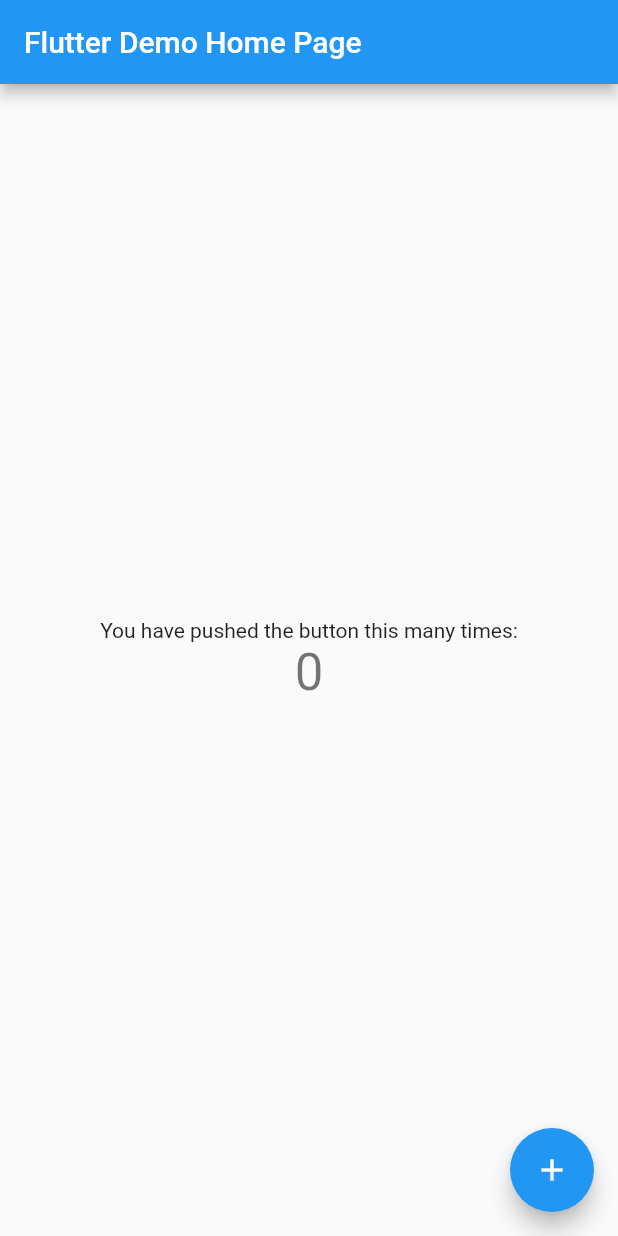
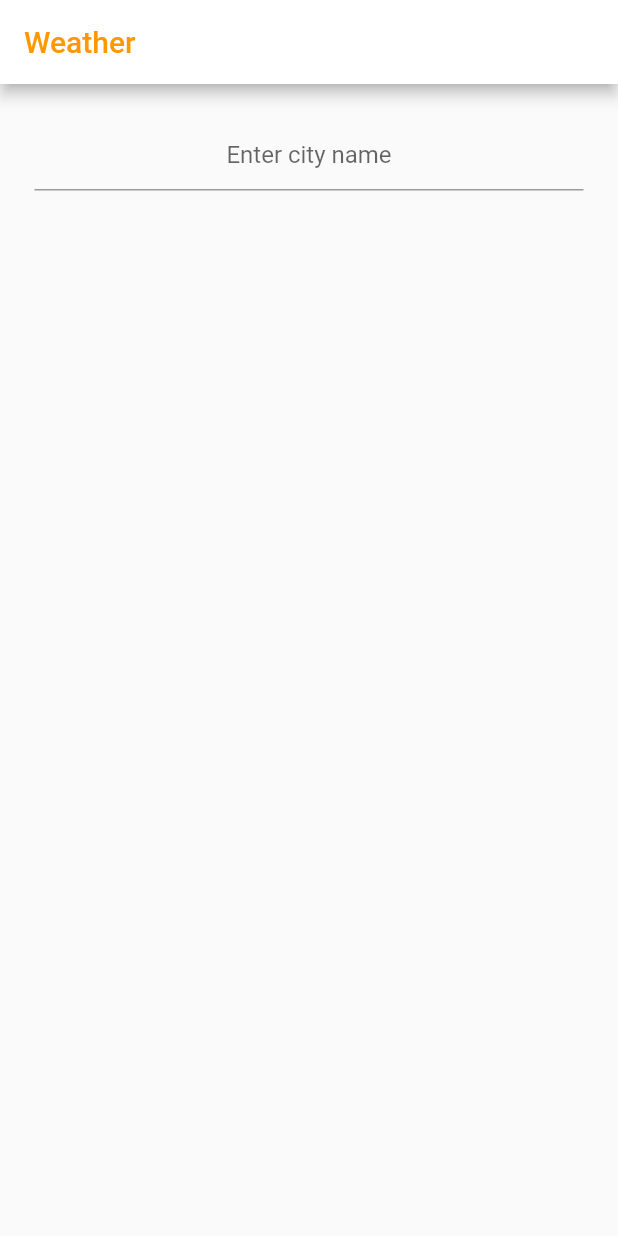
Before and after one commit to hoangcongminh/flutter-clean-architecture, a Flutter app: the screen it shows after launch, on a phone screen of 412 x 824 dp. Run offline on Flutter 3.47's test engine with Material 2 defaults, Android fonts, the phone set to English and light mode, and no system bars; our stand-ins replace dartz, equatable, flutter_bloc, get_it.

```diff
--- a/lib/data/constants.dart
+++ b/lib/data/constants.dart
@@ -1,7 +1,8 @@
 class Urls {
-  static const String baseUrl = '';
-  static const String apiKey = '';
+  static const String baseUrl = 'https://api.openweathermap.org/data/2.5';
+  static const String apiKey = 'cc95d932d5a45d33a9527d5019475f2c';
   static String currentWeatherByCity(String city) =>
       '$baseUrl/weather?q=$city&appid=$apiKey';
-  static String weatherIcon(String iconCode) => '';
+  static String weatherIcon(String iconCode) =>
+      'http://openweathermap.org/img/wn/$iconCode@2x.png';
 }
--- /dev/null
+++ b/lib/injection.dart
@@ -0,0 +1,34 @@
+import 'package:flutter_clean_architecture/data/datasources/remote_data_source.dart';
+import 'package:flutter_clean_architecture/data/repositories/weather_repository_impl.dart';
+import 'package:flutter_clean_architecture/domain/repositories/weather_repository.dart';
+import 'package:flutter_clean_architecture/domain/usecases/get_current_weather.dart';
+import 'package:flutter_clean_architecture/presentation/bloc/weather_bloc.dart';
+import 'package:http/http.dart' as http;
+import 'package:get_it/get_it.dart';
+
+final locator = GetIt.instance;
+
+void init() {
+  // bloc
+  locator.registerFactory(() => WeatherBloc(locator()));
+
+  // usecase
+  locator.registerLazySingleton(() => GetCurrentWeather(locator()));
+
+  // repository
+  locator.registerLazySingleton<WeatherRepository>(
+    () => WeatherRepositoryImpl(
+      remoteDataSource: locator(),
+    ),
+  );
+
+  // data source
+  locator.registerLazySingleton<RemoteDataSource>(
+    () => RemoteDataSourceImp(
+      client: locator(),
+    ),
+  );
+
+  // external
+  locator.registerLazySingleton(() => http.Client());
+}
--- a/lib/main.dart
+++ b/lib/main.dart
@@ -1,6 +1,11 @@
 import 'package:flutter/material.dart';
+import 'package:flutter_bloc/flutter_bloc.dart';
+import 'package:flutter_clean_architecture/presentation/bloc/weather_bloc.dart';
+import 'package:flutter_clean_architecture/presentation/pages/weather_page.dart';
+import 'injection.dart' as di;
 
 void main() {
+  di.init();
   runApp(const MyApp());
 }
 
@@ -9,58 +14,14 @@ class MyApp extends StatelessWidget {
 
   @override
   Widget build(BuildContext context) {
-    return MaterialApp(
-      title: 'Flutter Demo',
-      theme: ThemeData(
-        primarySwatch: Colors.blue,
-      ),
-      home: const MyHomePage(title: 'Flutter Demo Home Page'),
-    );
+    return MultiBlocProvider(
+        providers: [
+          BlocProvider(create: (_) => di.locator<WeatherBloc>()),
+        ],
+        child: MaterialApp(
+          title: 'Flutter Demo',
+          theme: ThemeData(primarySwatch: Colors.yellow),
+          home: const WeatherPage(),
+        ));
   }
 }
-
-class MyHomePage extends StatefulWidget {
-  const MyHomePage({Key? key, required this.title}) : super(key: key);
-  final String title;
-
-  @override
-  State<MyHomePage> createState() => _MyHomePageState();
-}
-
-class _MyHomePageState extends State<MyHomePage> {
-  int _counter = 0;
-
-  void _incrementCounter() {
-    setState(() {
-      _counter++;
-    });
-  }
-
-  @override
-  Widget build(BuildContext context) {
-    return Scaffold(
-      appBar: AppBar(
-        title: Text(widget.title),
-      ),
-      body: Center(
-        child: Column(
-          mainAxisAlignment: MainAxisAlignment.center,
-          children: <Widget>[
-            const Text(
-              'You have pushed the button this many times:',
-            ),
-            Text(
-              '$_counter',
-              style: Theme.of(context).textTheme.headline4,
-            ),
-          ],
-        ),
-      ),
-      floatingActionButton: FloatingActionButton(
-        onPressed: _incrementCounter,
-        tooltip: 'Increment',
-        child: const Icon(Icons.add),
-      ),
-    );
-  }
-}
--- /dev/null
+++ b/lib/presentation/pages/weather_page.dart
@@ -0,0 +1,171 @@
+import 'package:flutter/material.dart';
+import 'package:flutter_bloc/flutter_bloc.dart';
+import 'package:flutter_clean_architecture/data/constants.dart';
+import 'package:flutter_clean_architecture/presentation/bloc/weather_bloc.dart';
+
+class WeatherPage extends StatelessWidget {
+  const WeatherPage({Key? key}) : super(key: key);
+
+  @override
+  Widget build(BuildContext context) {
+    return Scaffold(
+      appBar: AppBar(
+        backgroundColor: Colors.white,
+        title: const Text(
+          'Weather',
+          style: TextStyle(color: Colors.orange),
+        ),
+      ),
+      body: Padding(
+        padding: const EdgeInsets.all(23),
+        child: Column(
+          children: [
+            TextField(
+              textAlign: TextAlign.center,
+              decoration: const InputDecoration(
+                hintText: 'Enter city name',
+              ),
+              onChanged: (query) {
+                context.read<WeatherBloc>().add(OnCityChanged(query));
+              },
+            ),
+            const SizedBox(height: 32),
+            BlocBuilder<WeatherBloc, WeatherState>(
+              builder: (context, state) {
+                if (state is WeatherLoading) {
+                  return const Center(
+                    child: CircularProgressIndicator(),
+                  );
+                } else if (state is WeatherHasData) {
+                  return Column(
+                    key: Key('weather_data'),
+                    children: [
+                      Row(
+                        mainAxisAlignment: MainAxisAlignment.center,
+                        children: [
+                          Text(
+                            state.result.cityName,
+                            style: const TextStyle(
+                              fontSize: 22,
+                            ),
+                          ),
+                          Image(
+                            image: NetworkImage(
+                              Urls.weatherIcon(
+                                state.result.iconCode,
+                              ),
+                            ),
+                          )
+                        ],
+                      ),
+                      const SizedBox(height: 8),
+                      Text(
+                        '${state.result.main} | ${state.result.description}',
+                        style: const TextStyle(
+                          fontSize: 16,
+                          letterSpacing: 1.2,
+                        ),
+                      ),
+                      const SizedBox(height: 24),
+                      Table(
+                        defaultColumnWidth: const FixedColumnWidth(150),
+                        border: TableBorder.all(
+                          color: Colors.grey,
+                          style: BorderStyle.solid,
+                          width: 1,
+                        ),
+                        children: [
+                          TableRow(
+                            children: [
+                              const Padding(
+                                padding: EdgeInsets.all(8),
+                                child: Text(
+                                  'Temperature',
+                                  style: TextStyle(
+                                    fontSize: 16,
+                                    letterSpacing: 1.2,
+                                  ),
+                                ),
+                              ),
+                              Padding(
+                                padding: const EdgeInsets.all(8),
+                                child: Text(
+                                  state.result.temperature.toString(),
+                                  style: const TextStyle(
+                                    fontSize: 16,
+                                    letterSpacing: 1.2,
+                                    fontWeight: FontWeight.bold,
+                                  ),
+                                ),
+                              )
+                            ],
+                          ),
+                          TableRow(
+                            children: [
+                              const Padding(
+                                padding: EdgeInsets.all(8),
+                                child: Text(
+                                  'Pressure',
+                                  style: TextStyle(
+                                    fontSize: 16,
+                                    letterSpacing: 1.2,
+                                  ),
+                                ),
+                              ),
+                              Padding(
+                                padding: const EdgeInsets.all(8),
+                                child: Text(
+                                  state.result.pressure.toString(),
+                                  style: const TextStyle(
+                                    fontSize: 16,
+                                    letterSpacing: 1.2,
+                                    fontWeight: FontWeight.bold,
+                                  ),
+                                ),
+                              )
+                            ],
+                          ),
+                          TableRow(
+                            children: [
+                              const Padding(
+                                padding: EdgeInsets.all(8),
+                                child: Text(
+                                  'Humidity',
+                                  style: TextStyle(
+                                    fontSize: 16,
+                                    letterSpacing: 1.2,
+                                  ),
+                                ),
+                              ),
+                              Padding(
+                                padding: const EdgeInsets.all(8),
+                                child: Text(
+                                  state.result.humidity.toString(),
+                                  style: const TextStyle(
+                                    fontSize: 16,
+                                    letterSpacing: 1.2,
+                                    fontWeight: FontWeight.bold,
+                                  ),
+                                ),
+                              )
+                            ],
+                          ),
+                        ],
+                      )
+                    ],
+                  );
+                } else if (state is WeatherError) {
+                  return const Center(
+                    child: Text('Something went wrong'),
+                  );
+                } else {
+                  return const SizedBox.shrink();
+                }
+              },
+            )
+          ],
+        ),
+      ),
+    );
+  }
+}
--- a/pubspec.yaml
+++ b/pubspec.yaml
@@ -15,6 +15,7 @@ dependencies:
   flutter:
     sdk: flutter
   flutter_bloc: ^8.0.1
+  get_it: ^7.2.0
   http: ^0.13.4
 
 dev_dependencies:
@@ -28,11 +29,9 @@ dev_dependencies:
 
 flutter:
   uses-material-design: true
-
   # assets:
   #   - images/a_dot_burr.jpeg
   #   - images/a_dot_ham.jpeg
-
   # fonts:
   #   - family: Schyler
   #     fonts:
```
Also changed, not shown: pubspec.lock, 1 other file.
